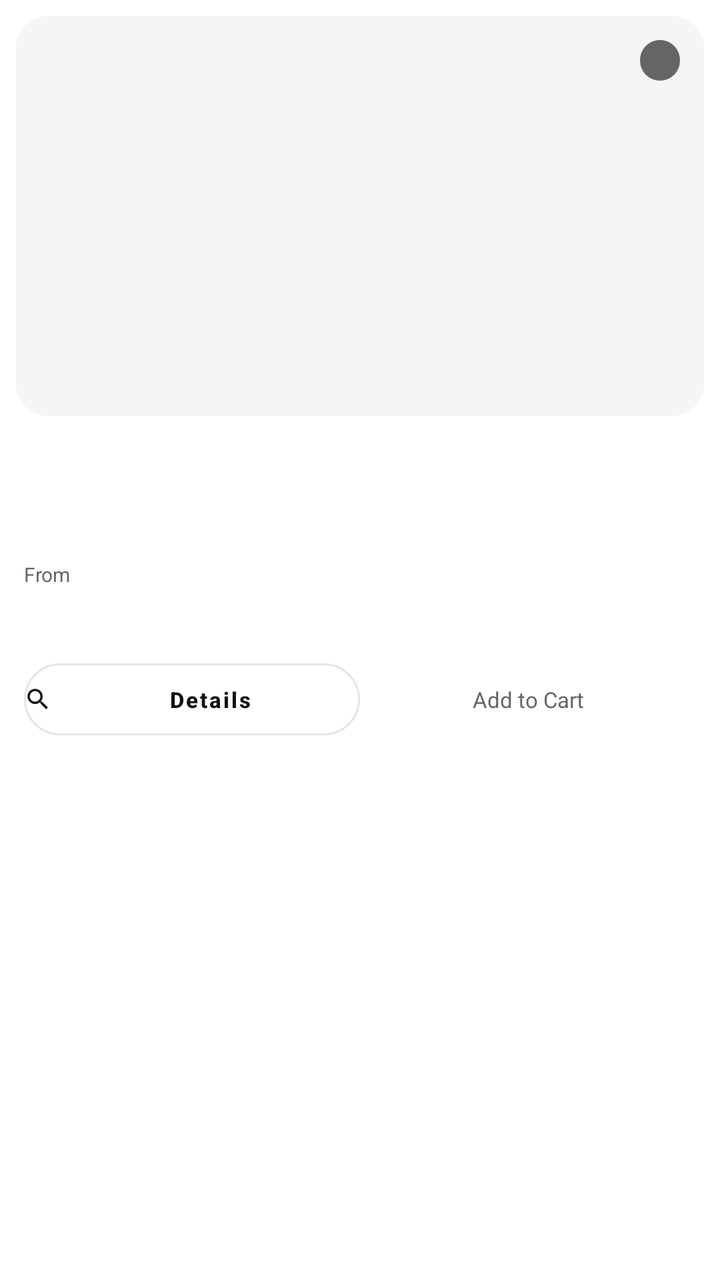
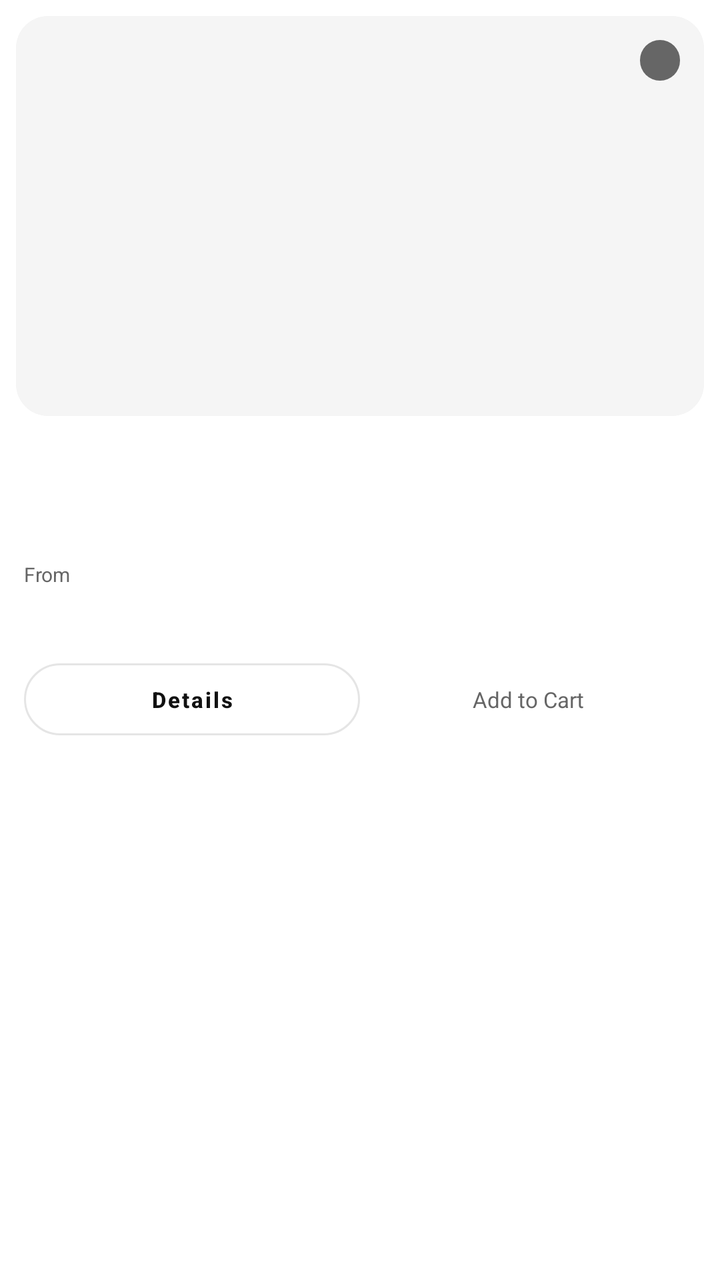

Two renders of the same Android screen: before a commit and after it. Below are the layout's source before the change and the commit's diff.
<!-- AndroidManifest.xml: application theme Theme.IThrift -->
<!-- res/layout/item_product.xml -->
<?xml version="1.0" encoding="utf-8"?>
<LinearLayout xmlns:android="http://schemas.android.com/apk/res/android"
    xmlns:app="http://schemas.android.com/apk/res-auto"
    android:layout_width="match_parent"
    android:layout_height="wrap_content"
    android:orientation="vertical"
    android:padding="8dp">

    <com.google.android.material.card.MaterialCardView
        android:layout_width="match_parent"
        android:layout_height="200dp"
        app:cardCornerRadius="16dp"
        app:cardElevation="0dp"
        app:strokeWidth="0dp"
        app:cardBackgroundColor="@color/secondary_bg">

        <FrameLayout
            android:layout_width="match_parent"
            android:layout_height="match_parent">

            <ImageView
                android:id="@+id/image_product"
                android:layout_width="match_parent"
                android:layout_height="match_parent"
                android:background="@color/secondary_bg"
                android:contentDescription="@string/cd_product_image"
                android:scaleType="centerCrop" />

            <TextView
                android:id="@+id/text_condition"
                android:layout_width="wrap_content"
                android:layout_height="wrap_content"
                android:layout_gravity="top|end"
                android:layout_margin="12dp"
                android:background="@drawable/bg_badge"
                android:textColor="@color/on_status"
                android:textSize="9sp"
                android:textStyle="bold"
                android:paddingStart="10dp"
                android:paddingEnd="10dp"
                android:paddingTop="4dp"
                android:paddingBottom="4dp"
                android:textAllCaps="true" />
        </FrameLayout>
    </com.google.android.material.card.MaterialCardView>

    <LinearLayout
        android:layout_width="match_parent"
        android:layout_height="wrap_content"
        android:orientation="vertical"
        android:paddingTop="12dp"
        android:paddingStart="4dp"
        android:paddingEnd="4dp">

        <TextView
            android:id="@+id/text_brand"
            android:layout_width="match_parent"
            android:layout_height="wrap_content"
            android:textAllCaps="true"
            android:textSize="10sp"
            android:textStyle="bold"
            android:textColor="@color/ink"
            android:letterSpacing="0.05" />

        <TextView
            android:id="@+id/text_name"
            android:layout_width="match_parent"
            android:layout_height="wrap_content"
            android:layout_marginTop="2dp"
            android:maxLines="1"
            android:ellipsize="end"
            android:textSize="15sp"
            android:textStyle="bold"
            android:textColor="@color/ink" />

        <TextView
            android:id="@+id/text_meta"
            android:layout_width="match_parent"
            android:layout_height="wrap_content"
            android:textColor="@color/muted"
            android:textSize="12sp" />

        <RelativeLayout
            android:layout_width="match_parent"
            android:layout_height="wrap_content"
            android:layout_marginTop="8dp">

            <LinearLayout
                android:layout_width="wrap_content"
                android:layout_height="wrap_content"
                android:orientation="vertical">
                <TextView
                    android:layout_width="wrap_content"
                    android:layout_height="wrap_content"
                    android:text="From"
                    android:textColor="@color/muted"
                    android:textSize="10sp" />
                <TextView
                    android:id="@+id/text_price"
                    android:layout_width="wrap_content"
                    android:layout_height="wrap_content"
                    android:textColor="@color/ink"
                    android:textSize="16sp"
                    android:textStyle="bold" />
            </LinearLayout>

            <TextView
                android:id="@+id/text_qty_label"
                android:layout_width="wrap_content"
                android:layout_height="wrap_content"
                android:layout_alignParentEnd="true"
                android:layout_centerVertical="true"
                android:textColor="@color/muted"
                android:textSize="12sp" />
        </RelativeLayout>

        <LinearLayout
            android:layout_width="match_parent"
            android:layout_height="wrap_content"
            android:orientation="horizontal"
            android:layout_marginTop="16dp"
            android:gravity="center_vertical">

            <com.google.android.material.button.MaterialButton
                android:id="@+id/btn_details"
                style="@style/Widget.MaterialComponents.Button.OutlinedButton"
                android:layout_width="0dp"
                android:layout_weight="1"
                android:layout_height="36dp"
                android:text="Details"
                android:textSize="11sp"
                android:textAllCaps="false"
                app:cornerRadius="18dp"
                app:strokeColor="@color/border"
                app:icon="@drawable/ic_tab_search"
                app:iconSize="14dp"
                app:iconTint="@color/ink"
                android:textColor="@color/ink"
                android:padding="0dp"
                android:insetTop="0dp"
                android:insetBottom="0dp" />

            <TextView
                android:id="@+id/btn_add_to_cart"
                android:layout_width="0dp"
                android:layout_weight="1"
                android:layout_height="wrap_content"
                android:text="Add to Cart"
                android:textColor="@color/muted"
                android:textSize="11sp"
                android:gravity="center"
                android:padding="8dp" />
        </LinearLayout>

    </LinearLayout>
</LinearLayout>
<!-- resources referenced by this layout -->
<resources>
  <color name="border">#E5E5E5</color>
  <color name="ink">#111111</color>
  <color name="muted">#666666</color>
  <color name="on_status">#FFFFFF</color>
  <color name="secondary_bg">#F5F5F5</color>
  <!-- drawable bg_badge (drawable) -->
  <?xml version="1.0" encoding="utf-8"?>
  <shape xmlns:android="http://schemas.android.com/apk/res/android" android:shape="rectangle">
      <solid android:color="@color/muted" />
      <corners android:radius="999dp" />
      <padding android:left="9dp" android:top="3dp" android:right="9dp" android:bottom="3dp" />
  </shape>
  <!-- drawable ic_tab_search (drawable) -->
  <vector xmlns:android="http://schemas.android.com/apk/res/android"
      android:width="24dp"
      android:height="24dp"
      android:viewportWidth="24"
      android:viewportHeight="24"
      android:tint="?attr/colorControlNormal">
      <path
          android:fillColor="#000000"
          android:pathData="M15.5,14h-0.79l-0.28,-0.27C15.41,12.59 16,11.11 16,9.5 16,5.91 13.09,3 9.5,3S3,5.91 3,9.5 5.91,16 9.5,16c1.61,0 3.09,-0.59 4.23,-1.57l0.27,0.28v0.79l5,4.99L20.49,19l-4.99,-5zM9.5,14C7.01,14 5,11.99 5,9.5S7.01,5 9.5,5 14,7.01 14,9.5 11.99,14 9.5,14z" />
  </vector>
  <string name="cd_product_image">Product photo</string>
  <color name="accent">#111111</color>
  <color name="on_inverse">#FFFFFF</color>
  <color name="surface">#FFFFFF</color>
  <color name="bg">#FFFFFF</color>
  <style name="ShapeAppearance.IThrift.SmallComponent" parent="ShapeAppearance.MaterialComponents.SmallComponent">
          <item name="cornerFamily">rounded</item>
          <item name="cornerSize">8dp</item>
      </style>
  <style name="ShapeAppearance.IThrift.MediumComponent" parent="ShapeAppearance.MaterialComponents.MediumComponent">
          <item name="cornerFamily">rounded</item>
          <item name="cornerSize">12dp</item>
      </style>
  <style name="ShapeAppearance.IThrift.LargeComponent" parent="ShapeAppearance.MaterialComponents.LargeComponent">
          <item name="cornerFamily">rounded</item>
          <item name="cornerSize">16dp</item>
      </style>
  <style name="Widget.IThrift.BottomNavigationView" parent="Widget.MaterialComponents.BottomNavigationView">
          <item name="backgroundTint">@color/bg</item>
          <item name="itemIconTint">@color/ink</item>
          <item name="itemTextColor">@color/ink</item>
          <item name="itemRippleColor">@color/secondary_bg</item>
          <item name="elevation">8dp</item>
      </style>
  <style name="Widget.IThrift.Toolbar" parent="Widget.MaterialComponents.Toolbar">
          <item name="background">@color/bg</item>
          <item name="titleTextColor">@color/ink</item>
          <item name="elevation">0dp</item>
      </style>
  <style name="Widget.IThrift.Chip" parent="Widget.MaterialComponents.Chip.Choice">
          <item name="chipBackgroundColor">@color/chip_bg_color</item>
          <item name="android:textColor">@color/chip_text_color</item>
          <item name="shapeAppearance">@style/ShapeAppearance.IThrift.SmallComponent</item>
          <item name="chipStrokeWidth">0dp</item>
          <item name="rippleColor">@color/secondary_bg</item>
      </style>
  <style name="Widget.IThrift.Button" parent="Widget.MaterialComponents.Button">
          <item name="cornerRadius">12dp</item>
          <item name="textAllCaps">false</item>
          <item name="android:insetTop">0dp</item>
          <item name="android:insetBottom">0dp</item>
          <item name="android:paddingTop">12dp</item>
          <item name="android:paddingBottom">12dp</item>
          <item name="android:textStyle">bold</item>
      </style>
  <!-- unchanged entries left out for length: 1 -->
</resources>

<!-- the commit's change to res/layout/item_product.xml (unified diff, before → after) -->
@@ -41,6 +41,25 @@
                 android:paddingTop="4dp"
                 android:paddingBottom="4dp"
                 android:textAllCaps="true" />
+
+            
+            <TextView
+                android:id="@+id/text_sale_tag"
+                android:layout_width="wrap_content"
+                android:layout_height="wrap_content"
+                android:layout_gravity="top|start"
+                android:layout_margin="12dp"
+                android:background="@drawable/bg_badge"
+                android:backgroundTint="@color/bad"
+                android:textColor="@color/on_status"
+                android:textSize="9sp"
+                android:textStyle="bold"
+                android:paddingStart="10dp"
+                android:paddingEnd="10dp"
+                android:paddingTop="4dp"
+                android:paddingBottom="4dp"
+                android:textAllCaps="true"
+                android:visibility="gone" />
         </FrameLayout>
     </com.google.android.material.card.MaterialCardView>
 
@@ -90,6 +109,7 @@
                 android:layout_height="wrap_content"
                 android:orientation="vertical">
                 <TextView
+                    android:id="@+id/text_price_label"
                     android:layout_width="wrap_content"
                     android:layout_height="wrap_content"
                     android:text="From"
@@ -132,9 +152,6 @@
                 android:textAllCaps="false"
                 app:cornerRadius="18dp"
                 app:strokeColor="@color/border"
-                app:icon="@drawable/ic_tab_search"
-                app:iconSize="14dp"
-                app:iconTint="@color/ink"
                 android:textColor="@color/ink"
                 android:padding="0dp"
                 android:insetTop="0dp"
<!-- resource entries referenced after the edit -->
@@ -1,5 +1,6 @@
 <!-- resources referenced by this layout -->
 <resources>
+  <color name="bad">#A14C3E</color>
   <color name="border">#E5E5E5</color>
   <color name="ink">#111111</color>
   <color name="muted">#666666</color>
@@ -12,17 +13,6 @@
       <corners android:radius="999dp" />
       <padding android:left="9dp" android:top="3dp" android:right="9dp" android:bottom="3dp" />
   </shape>
-  <!-- drawable ic_tab_search (drawable) -->
-  <vector xmlns:android="http://schemas.android.com/apk/res/android"
-      android:width="24dp"
-      android:height="24dp"
-      android:viewportWidth="24"
-      android:viewportHeight="24"
-      android:tint="?attr/colorControlNormal">
-      <path
-          android:fillColor="#000000"
-          android:pathData="M15.5,14h-0.79l-0.28,-0.27C15.41,12.59 16,11.11 16,9.5 16,5.91 13.09,3 9.5,3S3,5.91 3,9.5 5.91,16 9.5,16c1.61,0 3.09,-0.59 4.23,-1.57l0.27,0.28v0.79l5,4.99L20.49,19l-4.99,-5zM9.5,14C7.01,14 5,11.99 5,9.5S7.01,5 9.5,5 14,7.01 14,9.5 11.99,14 9.5,14z" />
-  </vector>
   <string name="cd_product_image">Product photo</string>
   <color name="accent">#111111</color>
   <color name="on_inverse">#FFFFFF</color>
